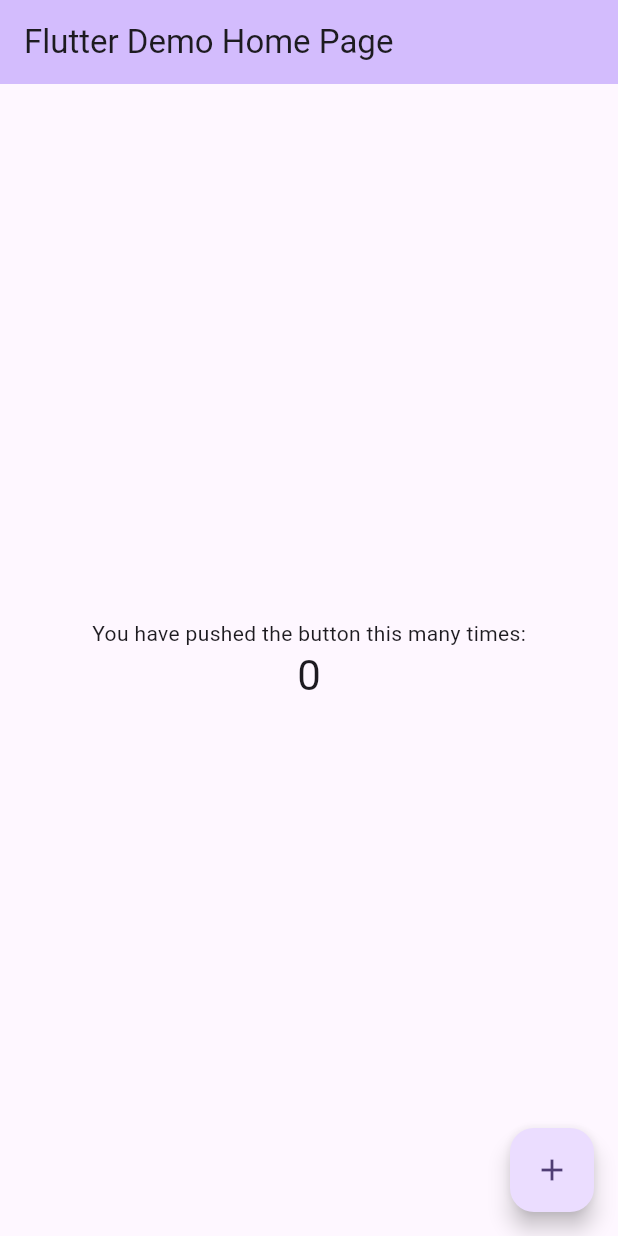
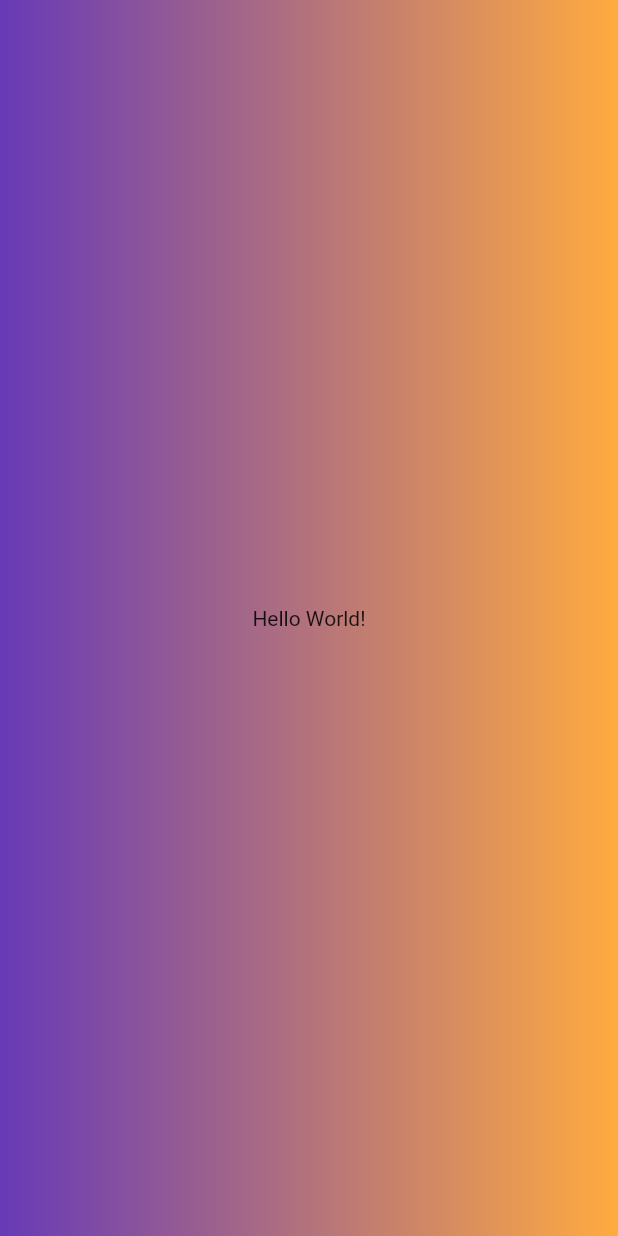
Before and after one commit to anhtuan141/demo_flutter, a Flutter app: the screen it shows after launch, on a phone screen of 412 x 824 dp. Run offline on Flutter 3.47's test engine with Material 2 defaults, Android fonts, the phone set to English and light mode, and no system bars.

Commit message:
Hello World! in main.dart

```diff
--- a/lib/main.dart
+++ b/lib/main.dart
@@ -1,125 +1,23 @@
 import 'package:flutter/material.dart';
 
 void main() {
-  runApp(const MyApp());
-}
-
-class MyApp extends StatelessWidget {
-  const MyApp({super.key});
-
-  // This widget is the root of your application.
-  @override
-  Widget build(BuildContext context) {
-    return MaterialApp(
-      title: 'Flutter Demo',
-      theme: ThemeData(
-        // This is the theme of your application.
-        //
-        // TRY THIS: Try running your application with "flutter run". You'll see
-        // the application has a blue toolbar. Then, without quitting the app,
-        // try changing the seedColor in the colorScheme below to Colors.green
-        // and then invoke "hot reload" (save your changes or press the "hot
-        // reload" button in a Flutter-supported IDE, or press "r" if you used
-        // the command line to start the app).
-        //
-        // Notice that the counter didn't reset back to zero; the application
-        // state is not lost during the reload. To reset the state, use hot
-        // restart instead.
-        //
-        // This works for code too, not just values: Most code changes can be
-        // tested with just a hot reload.
-        colorScheme: ColorScheme.fromSeed(seedColor: Colors.deepPurple),
-        useMaterial3: true,
-      ),
-      home: const MyHomePage(title: 'Flutter Demo Home Page'),
-    );
-  }
-}
-
-class MyHomePage extends StatefulWidget {
-  const MyHomePage({super.key, required this.title});
-
-  // This widget is the home page of your application. It is stateful, meaning
-  // that it has a State object (defined below) that contains fields that affect
-  // how it looks.
-
-  // This class is the configuration for the state. It holds the values (in this
-  // case the title) provided by the parent (in this case the App widget) and
-  // used by the build method of the State. Fields in a Widget subclass are
-  // always marked "final".
-
-  final String title;
-
-  @override
-  State<MyHomePage> createState() => _MyHomePageState();
-}
-
-class _MyHomePageState extends State<MyHomePage> {
-  int _counter = 0;
-
-  void _incrementCounter() {
-    setState(() {
-      // This call to setState tells the Flutter framework that something has
-      // changed in this State, which causes it to rerun the build method below
-      // so that the display can reflect the updated values. If we changed
-      // _counter without calling setState(), then the build method would not be
-      // called again, and so nothing would appear to happen.
-      _counter++;
-    });
-  }
-
-  @override
-  Widget build(BuildContext context) {
-    // This method is rerun every time setState is called, for instance as done
-    // by the _incrementCounter method above.
-    //
-    // The Flutter framework has been optimized to make rerunning build methods
-    // fast, so that you can just rebuild anything that needs updating rather
-    // than having to individually change instances of widgets.
-    return Scaffold(
-      appBar: AppBar(
-        // TRY THIS: Try changing the color here to a specific color (to
-        // Colors.amber, perhaps?) and trigger a hot reload to see the AppBar
-        // change color while the other colors stay the same.
-        backgroundColor: Theme.of(context).colorScheme.inversePrimary,
-        // Here we take the value from the MyHomePage object that was created by
-        // the App.build method, and use it to set our appbar title.
-        title: Text(widget.title),
-      ),
-      body: Center(
-        // Center is a layout widget. It takes a single child and positions it
-        // in the middle of the parent.
-        child: Column(
-          // Column is also a layout widget. It takes a list of children and
-          // arranges them vertically. By default, it sizes itself to fit its
-          // children horizontally, and tries to be as tall as its parent.
-          //
-          // Column has various properties to control how it sizes itself and
-          // how it positions its children. Here we use mainAxisAlignment to
-          // center the children vertically; the main axis here is the vertical
-          // axis because Columns are vertical (the cross axis would be
-          // horizontal).
-          //
-          // TRY THIS: Invoke "debug painting" (choose the "Toggle Debug Paint"
-          // action in the IDE, or press "p" in the console), to see the
-          // wireframe for each widget.
-          mainAxisAlignment: MainAxisAlignment.center,
-          children: <Widget>[
-            const Text(
-              'You have pushed the button this many times:',
+  runApp(
+    MaterialApp(
+      home: Scaffold(
+        body: Container(
+          decoration: BoxDecoration(
+            gradient: LinearGradient(
+              colors: [
+                Colors.deepPurple,
+                Colors.orangeAccent,
+              ],
             ),
-            Text(
-              '$_counter',
-              style: Theme.of(context).textTheme.headlineMedium,
-            ),
-          ],
+          ),
+          child: const Center(
+            child: Text('Hello World!'),
+          ),
         ),
       ),
-      floatingActionButton: FloatingActionButton(
-        onPressed: _incrementCounter,
-        tooltip: 'Increment',
-        child: const Icon(Icons.add),
-      ), // This trailing comma makes auto-formatting nicer for build methods.
-    );
-  }
+    ),
+  );
 }
```
